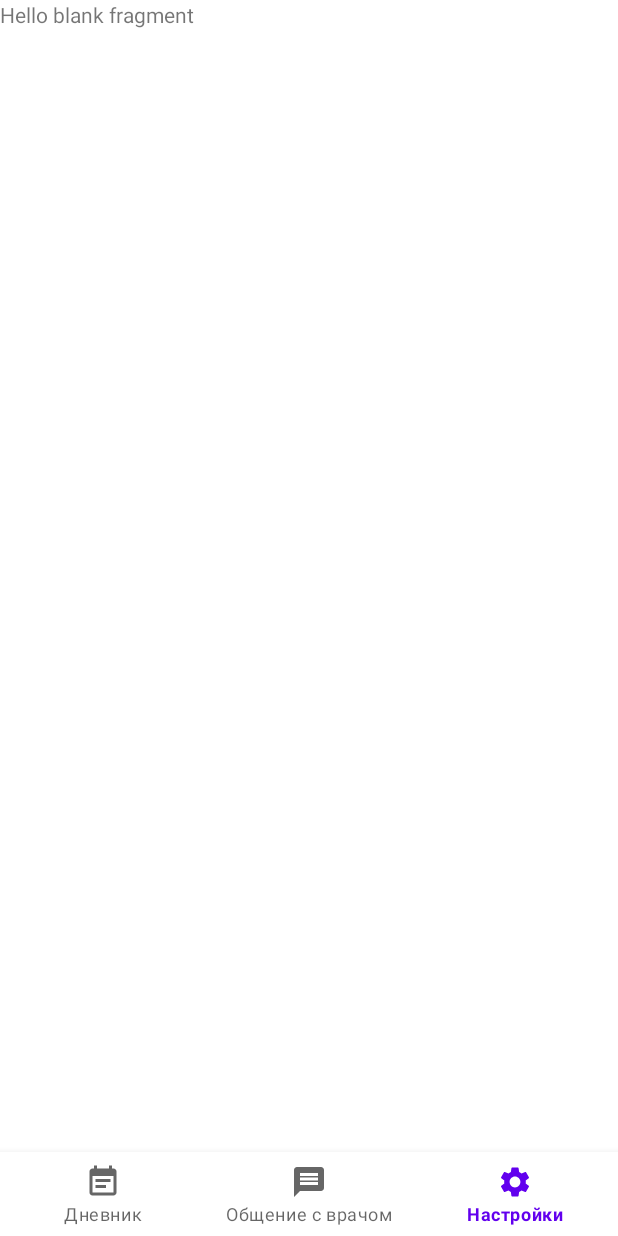
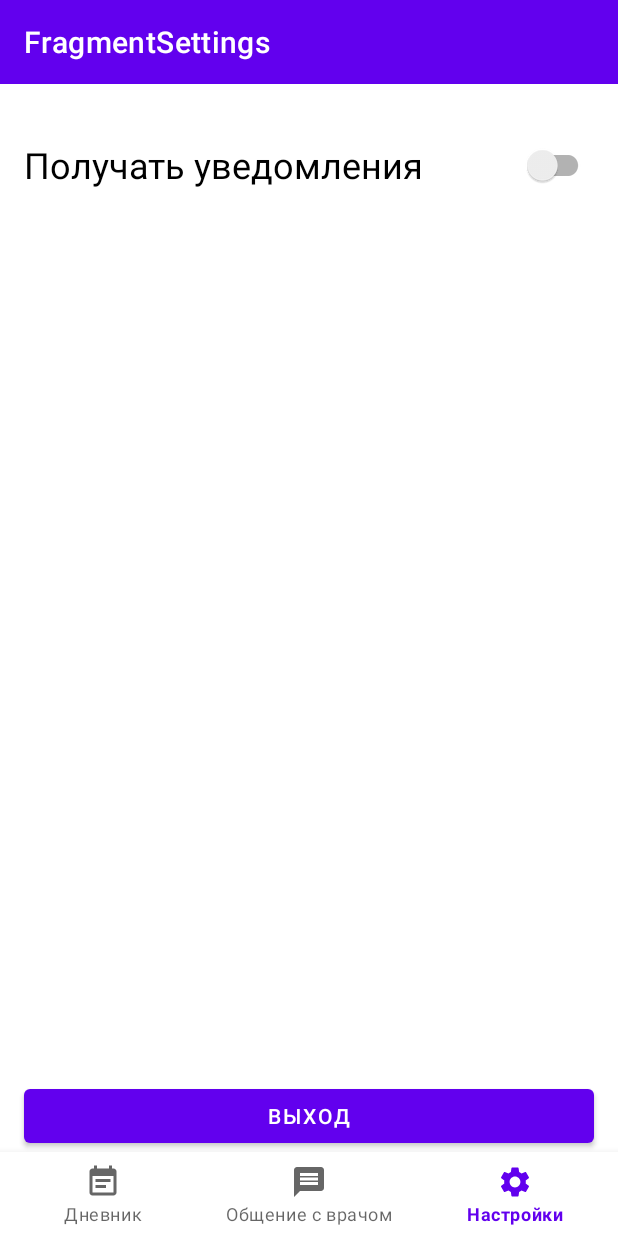
Before and after one commit to elli0tt/hackaton, an Android app: the SettingsFragment screen opened through its navigation route, on a phone screen of 412 x 824 dp. Run offline under Robolectric (Android 15) with nearby library versions, the phone set to English and light mode, and no system bars; our stand-ins replace navigation-ui.

Commit message:
add logout implementation

```diff
--- a/android-client/Hackaton/app/src/main/java/com/example/hackatonapp/presentation/screen/sign_in/SignInFragment.kt
+++ b/android-client/Hackaton/app/src/main/java/com/example/hackatonapp/presentation/screen/sign_in/SignInFragment.kt
@@ -22,6 +22,11 @@ class SignInFragment : Fragment(R.layout.fragment_init) {
     private val viewModel: SignInViewModel by viewModels()
 
     override fun onViewCreated(view: View, savedInstanceState: Bundle?) {
+        val sharedPref = activity?.getPreferences(Context.MODE_PRIVATE) ?: return
+        val oldToken = sharedPref.getString("token", "none")
+        if (oldToken != "none") {
+            findNavController().navigate(R.id.action_initFragment_to_patientDataListFragment)
+        }
         super.onViewCreated(view, savedInstanceState)
 
         initViews()
--- a/android-client/Hackaton/app/src/main/res/layout/fragment_settings.xml
+++ b/android-client/Hackaton/app/src/main/res/layout/fragment_settings.xml
@@ -1,14 +1,58 @@
 <?xml version="1.0" encoding="utf-8"?>
-<FrameLayout xmlns:android="http://schemas.android.com/apk/res/android"
+<androidx.constraintlayout.widget.ConstraintLayout xmlns:android="http://schemas.android.com/apk/res/android"
     xmlns:tools="http://schemas.android.com/tools"
     android:layout_width="match_parent"
     android:layout_height="match_parent"
+    xmlns:app="http://schemas.android.com/apk/res-auto"
     tools:context=".SettingsFragment">
 
-    <!-- TODO: Update blank fragment layout -->
+    <androidx.appcompat.widget.Toolbar
+        android:id="@+id/toolbar"
+        android:layout_width="match_parent"
+        android:layout_height="wrap_content"
+        app:title="FragmentSettings"
+        app:titleTextColor="@color/white"
+        android:background="@color/purple_500"
+        app:layout_constraintTop_toTopOf="parent"
+        app:layout_constraintEnd_toEndOf="parent"
+        app:layout_constraintStart_toStartOf="parent" />
+
+    <androidx.appcompat.widget.SwitchCompat
+        android:id="@+id/switch1"
+        android:layout_width="0dp"
+        android:layout_height="wrap_content"
+        android:text="Получать уведомления"
+        android:textSize="24sp"
+        android:layout_marginTop="30dp"
+        android:layout_marginStart="16dp"
+        android:layout_marginEnd="16dp"
+        app:layout_constraintEnd_toEndOf="parent"
+        app:layout_constraintTop_toBottomOf="@id/toolbar"
+        app:layout_constraintStart_toStartOf="@id/toolbar"
+        />
+
     <TextView
-        android:layout_width="match_parent"
-        android:layout_height="match_parent"
-        android:text="@string/hello_blank_fragment" />
+        android:id="@+id/tvWhenWeSendNotifications"
+        android:layout_width="wrap_content"
+        android:layout_height="wrap_content"
+        android:text="@string/when_we_send_notifications"
+        android:visibility="gone"
+        app:layout_constraintStart_toStartOf="parent"
+        app:layout_constraintTop_toBottomOf="@id/switch1"
+        android:layout_marginTop="30dp"
+        android:layout_marginStart="16dp"
+        />
 
-</FrameLayout>
+    <Button
+        android:id="@+id/buttonExit"
+        android:layout_width="0dp"
+        android:layout_height="wrap_content"
+        android:layout_marginLeft="16dp"
+        android:layout_marginRight="16dp"
+        android:text="@string/exit"
+        app:layout_constraintStart_toStartOf="parent"
+        app:layout_constraintEnd_toEndOf="parent"
+        app:layout_constraintBottom_toBottomOf="parent"/>
+
+
+</androidx.constraintlayout.widget.ConstraintLayout>
--- a/android-client/Hackaton/app/src/main/res/values/strings.xml
+++ b/android-client/Hackaton/app/src/main/res/values/strings.xml
@@ -30,4 +30,6 @@
     <string name="settings">Настройки</string>
     <!-- TODO: Remove or change this placeholder text -->
     <string name="hello_blank_fragment">Hello blank fragment</string>
+    <string name="when_we_send_notifications">Каждый день в %1$s мы будем присылать вам уведомления!</string>
+    <string name="exit">Выход</string>
 </resources>
```
Also changed, not shown: android-client/Hackaton/app/src/main/java/com/example/hackatonapp/presentation/screen/settings/SettingsFragment.kt (+50 -26 lines).
